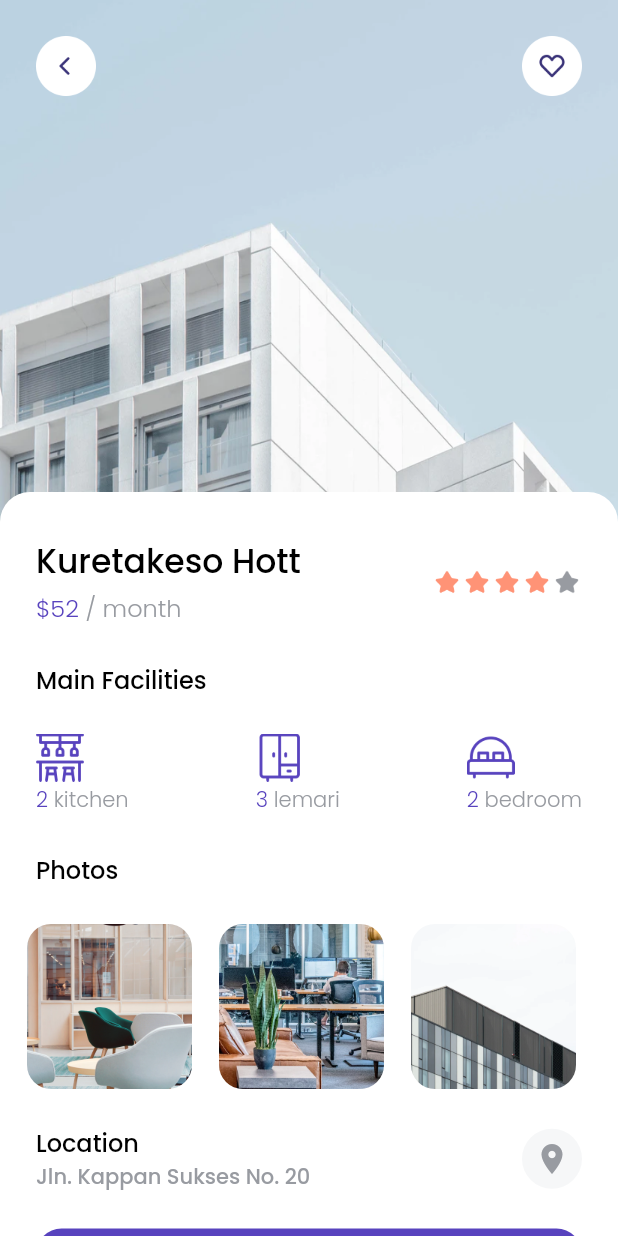
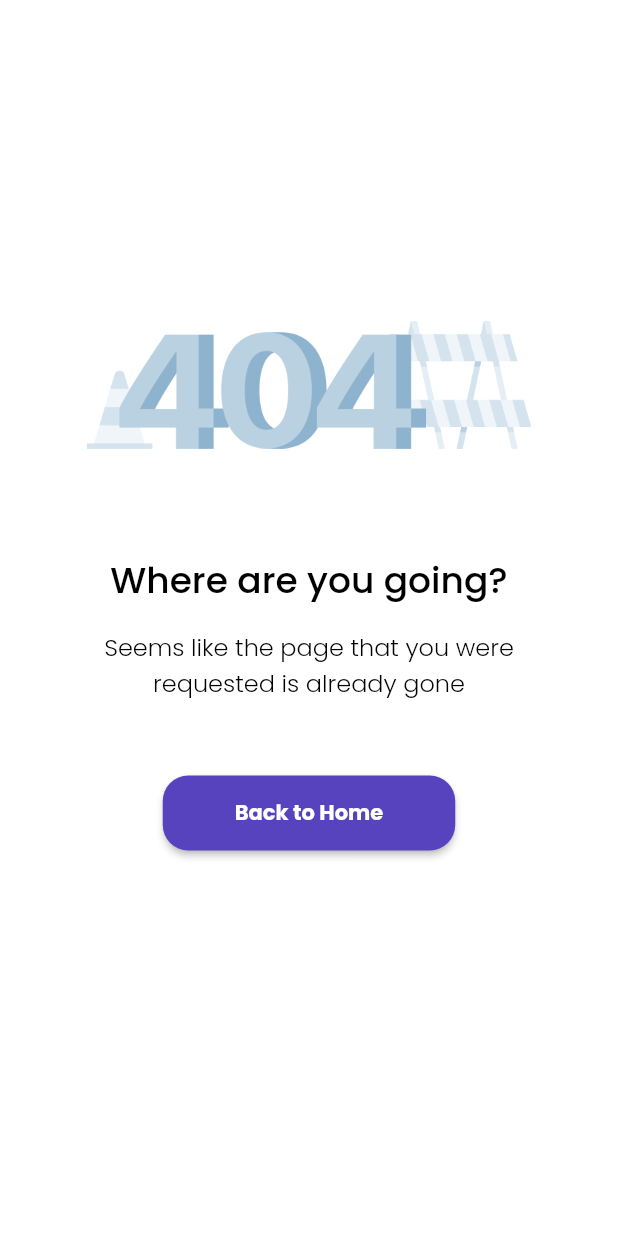
Before and after one commit to wahyuhidayat-dev/koskosan_apps, a Flutter app: the DetailPages screen opened directly, after a tap on the "location on" icon, on a phone screen of 412 x 824 dp. Run offline on Flutter 3.47's test engine with Material 2 defaults, Android fonts, the phone set to English and light mode, and no system bars; our stand-ins replace dio, google_fonts.

Commit message:
update bug ui

```diff
--- a/lib/models/recommended_space.dart
+++ b/lib/models/recommended_space.dart
@@ -1,4 +1,6 @@
 import 'dart:convert';
+
+//import 'package:flutter/foundation.dart';
 
 class Recommended {
   int id;
@@ -6,37 +8,31 @@ class Recommended {
   String city;
   String country;
   int price;
-  String imageUrl;
+  String image_url;
   int rating;
+  String address;
+  String phone;
+  String map_url;
+  List photos;
+  int number_of_kitchens;
+  int number_of_bedrooms;
+  int number_of_cupboards;
   Recommended({
     required this.id,
     required this.name,
     required this.city,
     required this.country,
     required this.price,
-    required this.imageUrl,
+    required this.image_url,
     required this.rating,
+    required this.address,
+    required this.phone,
+    required this.map_url,
+    required this.photos,
+    required this.number_of_kitchens,
+    required this.number_of_bedrooms,
+    required this.number_of_cupboards,
   });
-
-  Recommended copyWith({
-    int? id,
-    String? name,
-    String? city,
-    String? country,
-    int? price,
-    String? imageUrl,
-    int? rating,
-  }) {
-    return Recommended(
-      id: id ?? this.id,
-      name: name ?? this.name,
-      city: city ?? this.city,
-      country: country ?? this.country,
-      price: price ?? this.price,
-      imageUrl: imageUrl ?? this.imageUrl,
-      rating: rating ?? this.rating,
-    );
-  }
 
   Map<String, dynamic> toMap() {
     return {
@@ -45,8 +41,15 @@ class Recommended {
       'city': city,
       'country': country,
       'price': price,
-      'image_url': imageUrl,
+      'image_url': image_url,
       'rating': rating,
+      'address': address,
+      'phone': phone,
+      'map_url': map_url,
+      'photos': photos,
+      'number_of_kitchens': number_of_kitchens,
+      'number_of_bedrooms': number_of_bedrooms,
+      'number_of_cupboards': number_of_cupboards,
     };
   }
 
@@ -57,12 +60,20 @@ class Recommended {
       city: map['city'] ?? '',
       country: map['country'] ?? '',
       price: map['price']?.toInt() ?? 0,
-      imageUrl: map['imageUrl'] ?? '',
+      image_url: map['image_url'] ?? '',
       rating: map['rating']?.toInt() ?? 0,
+      address: map['address'] ?? '',
+      phone: map['phone'] ?? '',
+      map_url: map['map_url'] ?? '',
+      photos: List.from(map['photos']),
+      number_of_kitchens: map['number_of_kitchens']?.toInt() ?? 0,
+      number_of_bedrooms: map['number_of_bedrooms']?.toInt() ?? 0,
+      number_of_cupboards: map['number_of_cupboards']?.toInt() ?? 0,
     );
   }
 
   String toJson() => json.encode(toMap());
 
-  factory Recommended.fromJson(String source) => Recommended.fromMap(json.decode(source));
+  factory Recommended.fromJson(String source) =>
+      Recommended.fromMap(json.decode(source));
 }
--- a/lib/pages/detail_page.dart
+++ b/lib/pages/detail_page.dart
@@ -1,13 +1,28 @@
 import 'package:flutter/material.dart';
+import 'package:url_launcher/url_launcher.dart';
+
+import 'package:kost_apps/pages/error_dart.dart';
 import 'package:kost_apps/utils/shared.dart';
 import 'package:kost_apps/widgets/facilities_card.dart';
 import 'package:kost_apps/widgets/photos_card.dart';
 
 class DetailPages extends StatelessWidget {
-  const DetailPages({Key? key}) : super(key: key);
+  const DetailPages({
+    Key? key,
+  }) : super(key: key);
 
   @override
   Widget build(BuildContext context) {
+    launchUrl(String url) async {
+      if (await canLaunch(url)) {
+        launch(url);
+      } else {
+        //throw (url);
+        Navigator.push(context,
+            MaterialPageRoute(builder: (context) => const ErrorPage()));
+      }
+    }
+
     return Scaffold(
       backgroundColor: white,
       body: SafeArea(
@@ -213,7 +228,10 @@ class DetailPages extends StatelessWidget {
                                 borderRadius: BorderRadius.circular(20),
                                 color: greyColor1),
                             child: InkWell(
-                              onTap: () {},
+                              onTap: () {
+                                launchUrl(
+                                    "https://www.google.co.id/maps/@-5.230236,119.5014263,792m/data=!3m1!1e3?hl=id");
+                              },
                               child: Icon(
                                 Icons.location_on,
                                 color: greyColor2,
@@ -221,7 +239,7 @@ class DetailPages extends StatelessWidget {
                             ))
                       ],
                     )),
-                //! BUTTON
+                //! BUTTON BOOK NOW
                 Container(
                   margin: EdgeInsets.symmetric(horizontal: edge),
                   height: 50,
@@ -230,7 +248,9 @@ class DetailPages extends StatelessWidget {
                       borderRadius: BorderRadius.circular(17),
                       color: purpleColor1),
                   child: InkWell(
-                    onTap: () {},
+                    onTap: () {
+                      launchUrl('tel:+6281295700877');
+                    },
                     child: Center(
                       child: Text(
                         'Book Now',
--- /dev/null
+++ b/lib/pages/error_dart.dart
@@ -0,0 +1,64 @@
+import 'package:flutter/material.dart';
+import 'package:kost_apps/pages/homescreen.dart';
+import 'package:kost_apps/utils/shared.dart';
+
+class ErrorPage extends StatelessWidget {
+  const ErrorPage({Key? key}) : super(key: key);
+
+  @override
+  Widget build(BuildContext context) {
+    return Scaffold(
+      backgroundColor: white,
+      body: Column(
+        children: [
+          const SizedBox(
+            height: 214,
+          ),
+          Padding(
+            padding: EdgeInsets.symmetric(horizontal: edge),
+            child: Image.asset(
+              error,
+              width: MediaQuery.of(context).size.width - (2 * edge),
+              height: 85,
+            ),
+          ),
+          const SizedBox(
+            height: 70,
+          ),
+          Text(
+            'Where are you going?',
+            style: fontMedium.copyWith(fontSize: 24),
+          ),
+          const SizedBox(height: 14),
+          Text(
+            'Seems like the page that you were\nrequested is already gone',
+            style: fontLight.copyWith(
+              fontSize: 16,
+            ),
+            textAlign: TextAlign.center,
+          ),
+          const SizedBox(
+            height: 50,
+          ),
+          ElevatedButton(
+              onPressed: () {
+                Navigator.push(
+                    context,
+                    MaterialPageRoute(
+                        builder: (context) => const HomeScreen()));
+              },
+              style: ElevatedButton.styleFrom(
+                  primary: purpleColor1,
+                  fixedSize: const Size.fromHeight(50),
+                  padding: EdgeInsets.symmetric(horizontal: 2 * edge),
+                  shape: RoundedRectangleBorder(
+                      borderRadius: BorderRadius.circular(17))),
+              child: Text(
+                'Back to Home',
+                style: fontBold.copyWith(color: white),
+              ))
+        ],
+      ),
+    );
+  }
+}
--- a/lib/pages/splashScreen/splashscreen.dart
+++ b/lib/pages/splashscreen.dart
@@ -1,6 +1,8 @@
 import 'package:flutter/material.dart';
-import 'package:kost_apps/pages/splashScreen/homescreen.dart';
+
 import 'package:kost_apps/utils/shared.dart';
+
+import 'homescreen.dart';
 
 class SplashScreen extends StatefulWidget {
   const SplashScreen({Key? key}) : super(key: key);
--- a/lib/utils/shared.dart
+++ b/lib/utils/shared.dart
@@ -71,3 +71,6 @@ String lemari = "assets/images/003-cupboard.png";
 String photos1 = "assets/images/space1.png";
 String photos2 = "assets/images/space2.png";
 String photos3 = "assets/images/space3.png";
+
+//? error page
+String error = "assets/images/404.png";
--- a/lib/widgets/facilities_card.dart
+++ b/lib/widgets/facilities_card.dart
@@ -1,6 +1,7 @@
 import 'package:flutter/material.dart';
 import 'package:kost_apps/utils/shared.dart';
 
+// ignore: must_be_immutable
 class Facilities extends StatelessWidget {
   String name;
   String imageUrl;
--- a/lib/widgets/photos_card.dart
+++ b/lib/widgets/photos_card.dart
@@ -1,5 +1,6 @@
 import 'package:flutter/material.dart';
 
+// ignore: must_be_immutable
 class Photos extends StatelessWidget {
   String imageUrl;
   Photos({
--- a/pubspec.yaml
+++ b/pubspec.yaml
@@ -29,10 +29,10 @@ environment:
 dependencies:
   cupertino_icons: ^1.0.2
   curved_navigation_bar: ^1.0.3
+  dio: ^4.0.4
   flutter:
     sdk: flutter
   google_fonts: ^2.2.0
-  http: ^0.13.4
   provider: ^6.0.2
   url_launcher: ^6.0.20
 
```
Also changed, not shown: lib/main.dart (+12 -8 lines), lib/pages/homescreen.dart (renamed from lib/pages/splashScreen/homescreen.dart, +29 -45 lines), lib/provider/space_provider.dart (added, +28 -0 lines), lib/widgets/recommendedcard.dart (+7 -3 lines), pubspec.lock.
